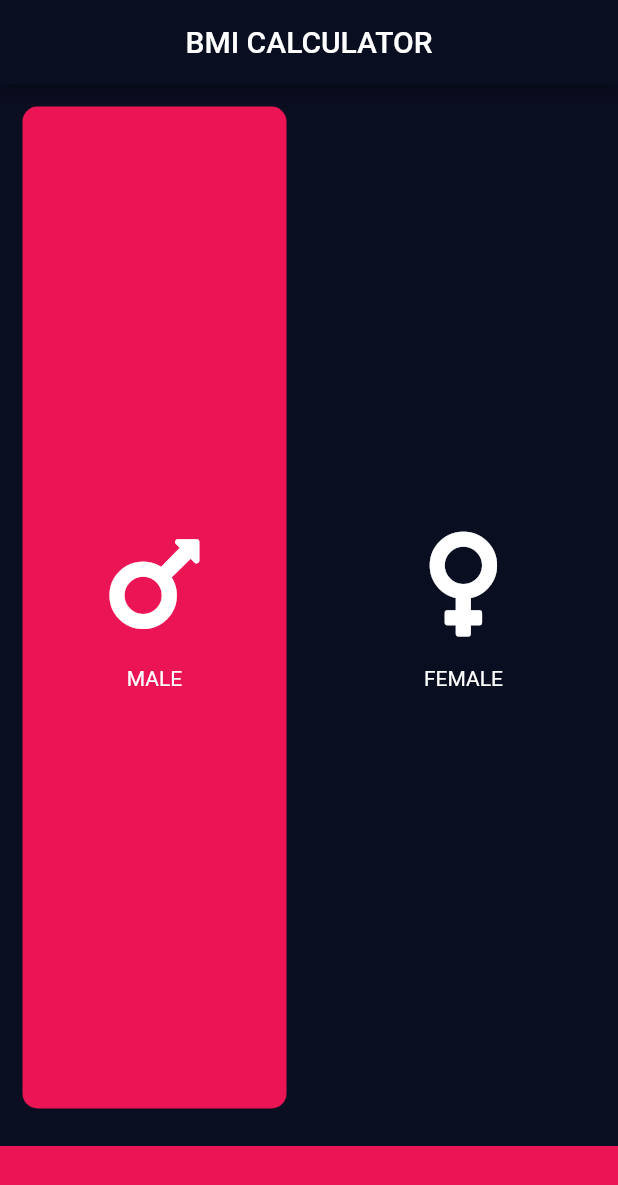
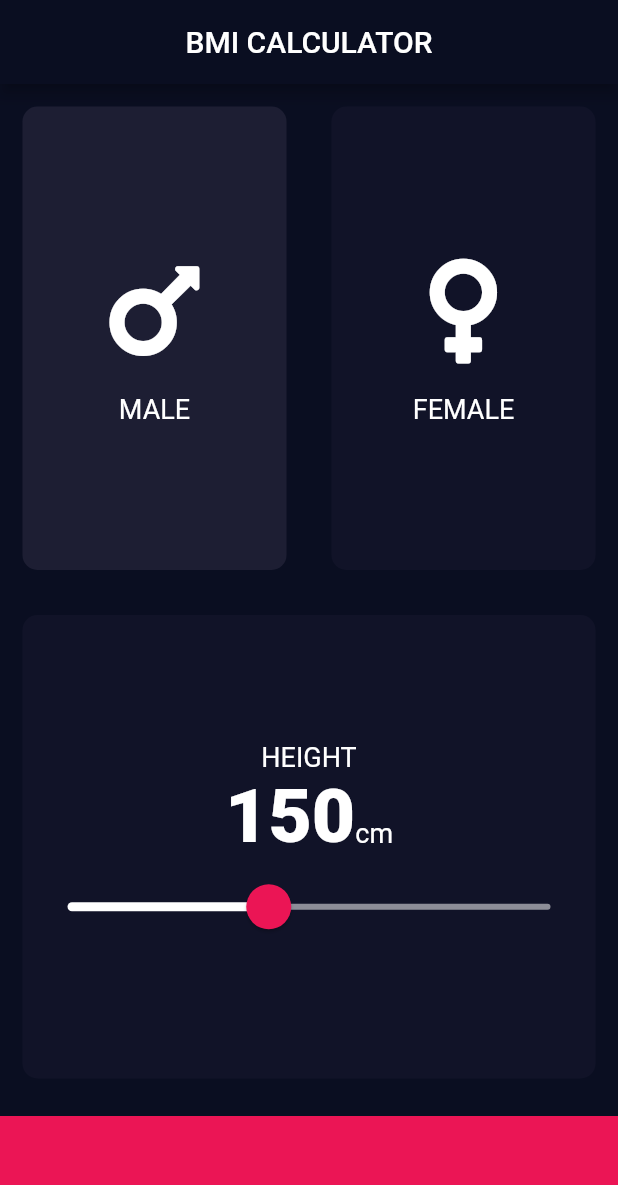
Before and after one commit to hosseinjfr/bmi_calculator, a Flutter app: the screen it shows after launch, on a phone screen of 412 x 824 dp. Shown: the top 1185 px of the screen. Run offline on Flutter 3.47's test engine with Material 2 defaults, Android fonts, the phone set to English and light mode, and no system bars; our stand-ins replace font_awesome_flutter.

Commit message:
Add Slider

```diff
--- a/lib/cardColumn.dart
+++ b/lib/card_column.dart
@@ -1,4 +1,6 @@
 import 'package:flutter/material.dart';
+
+import 'constants.dart';
 
 class cardColumn extends StatelessWidget {
 
@@ -21,9 +23,7 @@ class cardColumn extends StatelessWidget {
         ),
         Text(
           label,
-          style: TextStyle(
-            color: Color(0xFFFFFFFF),
-          ),
+          style: KLabelStyle,
         )
       ],
     );
--- /dev/null
+++ b/lib/constants.dart
@@ -0,0 +1,17 @@
+import 'package:flutter/material.dart';
+
+const bottomContainerHeight = 80.0;
+const bottomContainerColor = Color(0xFFEB1555);
+const bottomContainerMargin = EdgeInsets.only(top: 10.0);
+const KActiveCardColor = Color(0xFF1D1E33);
+const KInactiveCardColor = Color(0xFF111328);
+
+const KLabelStyle = TextStyle(
+  fontSize: 18.0,
+  color: Color(0xffffffff),
+);
+
+const kNumberStyle = TextStyle(
+    fontSize: 50.0,
+    fontWeight: FontWeight.w900
+);
--- a/lib/input_page.dart
+++ b/lib/input_page.dart
@@ -1,18 +1,12 @@
+import 'package:bmi_calculator/constants.dart';
 import 'package:flutter/material.dart';
 import 'package:font_awesome_flutter/font_awesome_flutter.dart';
 
-import 'ReusableCard.dart';
-import 'cardColumn.dart';
+import 'reusable_card.dart';
+import 'card_column.dart';
 
-const bottomContainerHeight = 60.0;
-const bottomContainerColor = Color(0xFFEB1555);
-const bottomContainerMargin = EdgeInsets.only(top: 10.0);
-
-const activeCardColor = Color(0xFFEB1555);
-const inactiveCardColor = Color(0xFF0A0E21);
-
-Color maleCardColor = activeCardColor;
-Color femaleCardColor = inactiveCardColor;
+Color maleCardColor = KActiveCardColor;
+Color femaleCardColor = KInactiveCardColor;
 
 enum Gender { male, female }
 
@@ -24,8 +18,8 @@ class InputPage extends StatefulWidget {
 }
 
 class _InputPageState extends State<InputPage> {
-
   Gender selectedGender = Gender.male;
+  int height = 150;
 
   @override
   Widget build(BuildContext context) {
@@ -36,6 +30,7 @@ class _InputPageState extends State<InputPage> {
       ),
       body: SafeArea(
         child: Column(
+          crossAxisAlignment: CrossAxisAlignment.stretch,
           children: [
             Expanded(
               child: Row(
@@ -48,7 +43,9 @@ class _InputPageState extends State<InputPage> {
                         });
                       },
                       child: ReusableContainer(
-                        colour: selectedGender == Gender.male ? activeCardColor : inactiveCardColor,
+                        colour: selectedGender == Gender.male
+                            ? KActiveCardColor
+                            : KInactiveCardColor,
                         cardChild: cardColumn(
                           icon: FontAwesomeIcons.mars,
                           label: 'MALE',
@@ -64,7 +61,9 @@ class _InputPageState extends State<InputPage> {
                         });
                       },
                       child: ReusableContainer(
-                        colour: selectedGender == Gender.female ? activeCardColor : inactiveCardColor,
+                        colour: selectedGender == Gender.female
+                            ? KActiveCardColor
+                            : KInactiveCardColor,
                         cardChild: cardColumn(
                           icon: FontAwesomeIcons.venus,
                           label: 'FEMALE',
@@ -75,9 +74,58 @@ class _InputPageState extends State<InputPage> {
                 ],
               ),
             ),
-            // Expanded(
-            //   child: ReusableContainer(colour: activeCardColor),
-            // ),
+            Expanded(
+              child: ReusableContainer(
+                  colour: KInactiveCardColor,
+                  cardChild: Column(
+                    mainAxisAlignment: MainAxisAlignment.center,
+                    children: [
+                      Text(
+                        'HEIGHT',
+                        style: KLabelStyle,
+                      ),
+                      Row(
+                        mainAxisAlignment: MainAxisAlignment.center,
+                        crossAxisAlignment: CrossAxisAlignment.baseline,
+                        textBaseline: TextBaseline.alphabetic,
+                        children: [
+                          Text(
+                            height.toString(),
+                            style: kNumberStyle,
+                          ),
+                          Text(
+                            'cm',
+                            style: KLabelStyle,
+                          )
+                        ],
+                      ),
+                      SliderTheme(
+                        data: SliderTheme.of(context).copyWith(
+                          inactiveTrackColor: const Color(0xFF8D8E98),
+                          activeTrackColor: Colors.white,
+                          thumbColor: const Color(0xFFEB1555),
+                          overlayColor: const Color(0x29EB1555),
+                          thumbShape: const RoundSliderThumbShape(
+                            enabledThumbRadius: 15.0,
+                          ),
+                          overlayShape:
+                              const RoundSliderThumbShape(enabledThumbRadius: 30.0),
+                        ),
+                        child: Slider(
+                          min: 100,
+                          max: 220,
+                          label: height.round().toString(),
+                          value: height.toDouble(),
+                          onChanged: (double value) {
+                            setState(() {
+                              height = value.toInt();
+                            });
+                          },
+                        ),
+                      )
+                    ],
+                  )),
+            ),
             // Expanded(
             //   child: Row(
             //     children: [
--- a/lib/ReusableCard.dart
+++ b/lib/reusable_card.dart
@@ -10,13 +10,15 @@ class ReusableContainer extends StatelessWidget {
 
   @override
   Widget build(BuildContext context) {
-    return Container(
-      margin: cardMargin,
-      decoration: BoxDecoration(
-        color: colour,
-        borderRadius: BorderRadius.circular(10.0),
+    return GestureDetector(
+      child: Container(
+        margin: cardMargin,
+        decoration: BoxDecoration(
+          color: colour,
+          borderRadius: BorderRadius.circular(10.0),
+        ),
+        child: cardChild,
       ),
-      child: cardChild,
     );
   }
 }
```
